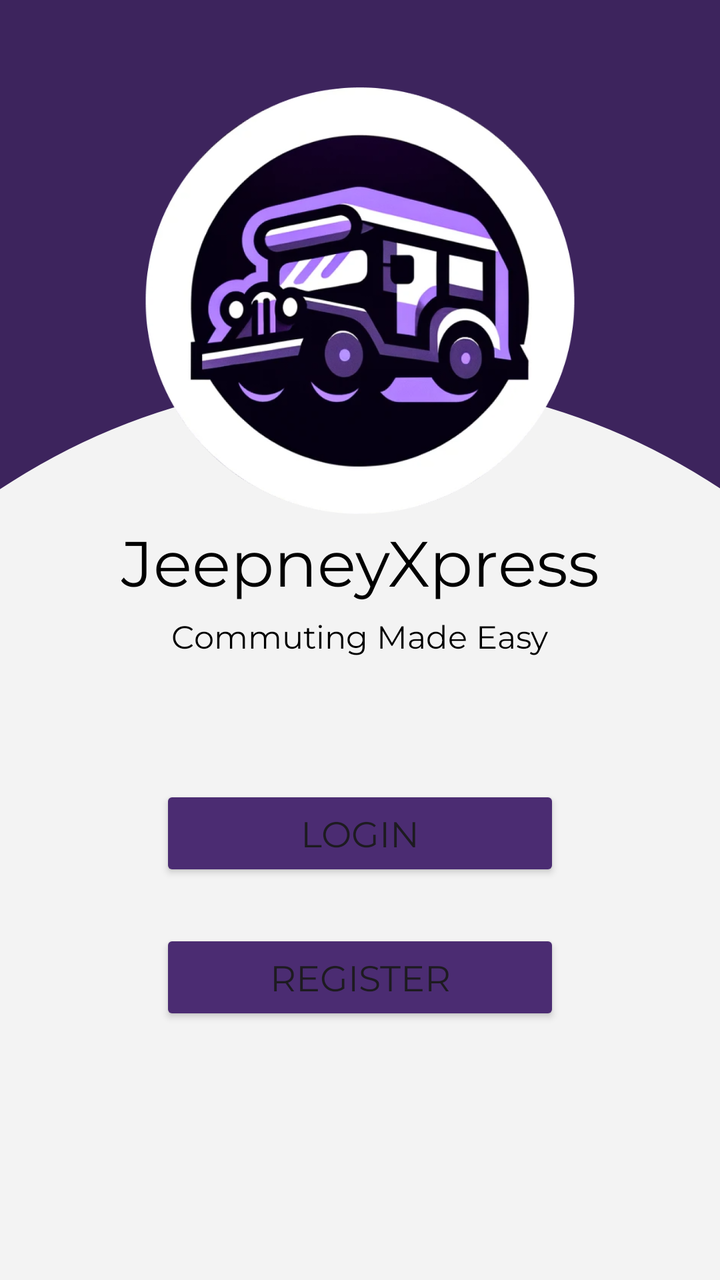
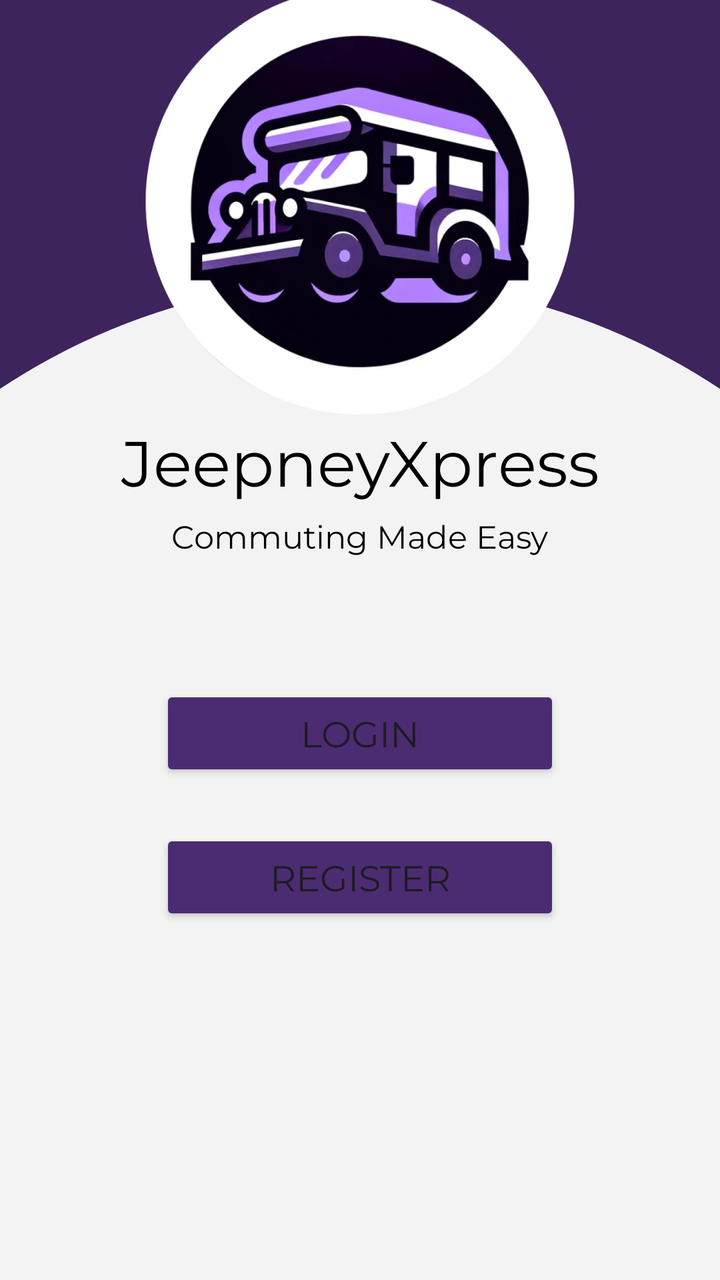

Compare the two renders of this Android layout. The source of the first and the diff that turns it into the second are given below.
<!-- AndroidManifest.xml: application theme Base.Theme.JeepneyXpress -->
<!-- res/layout/activity_main.xml -->
<?xml version="1.0" encoding="utf-8"?>
<androidx.constraintlayout.widget.ConstraintLayout xmlns:android="http://schemas.android.com/apk/res/android"
    xmlns:app="http://schemas.android.com/apk/res-auto"
    xmlns:tools="http://schemas.android.com/tools"
    android:id="@+id/main"
    android:layout_width="match_parent"
    android:layout_height="match_parent"
    tools:context=".MainActivity">

    <LinearLayout
        android:layout_width="match_parent"
        android:layout_height="match_parent"
        android:background="@color/accent"
        android:orientation="vertical"
        app:layout_constraintBottom_toBottomOf="parent"
        app:layout_constraintEnd_toEndOf="parent"
        app:layout_constraintStart_toStartOf="parent"
        app:layout_constraintTop_toTopOf="parent">

        <androidx.constraintlayout.widget.ConstraintLayout
            android:layout_width="match_parent"
            android:layout_height="match_parent">

            <androidx.constraintlayout.widget.ConstraintLayout
                android:layout_width="match_parent"
                android:layout_height="match_parent"
                app:layout_constraintBottom_toBottomOf="parent"
                app:layout_constraintEnd_toEndOf="parent"
                app:layout_constraintStart_toStartOf="parent"
                app:layout_constraintTop_toTopOf="parent">

                <LinearLayout
                    android:id="@+id/linearLayout2"
                    android:layout_width="650dp"
                    android:layout_height="450dp"
                    android:background="@drawable/rectangle"
                    android:orientation="vertical"
                    app:layout_constraintBottom_toBottomOf="parent"
                    app:layout_constraintEnd_toEndOf="parent"
                    app:layout_constraintStart_toStartOf="parent">

                </LinearLayout>

                <LinearLayout
                    android:id="@+id/linearLayout"
                    android:layout_width="match_parent"
                    android:layout_height="wrap_content"
                    android:layout_marginTop="-150dp"
                    android:orientation="horizontal"
                    app:layout_constraintEnd_toEndOf="parent"
                    app:layout_constraintStart_toStartOf="parent"
                    app:layout_constraintTop_toTopOf="@+id/linearLayout2">

                    <ImageView
                        android:id="@+id/imageView2"
                        android:layout_width="0dp"
                        android:layout_height="220dp"
                        android:layout_weight="1"
                        android:adjustViewBounds="true"
                        android:maxHeight="200dp"
                        android:scaleType="fitCenter"
                        app:srcCompat="@drawable/jeepneyxpress_logo" />
                </LinearLayout>

                <LinearLayout
                    android:id="@+id/linearLayout3"
                    android:layout_width="wrap_content"
                    android:layout_height="wrap_content"
                    android:orientation="horizontal"
                    app:layout_constraintEnd_toEndOf="parent"
                    app:layout_constraintStart_toStartOf="parent"
                    app:layout_constraintTop_toBottomOf="@+id/linearLayout">

                    <TextView
                        android:id="@+id/textView"
                        android:layout_width="wrap_content"
                        android:layout_height="wrap_content"
                        android:layout_weight="1"
                        android:textColor="@color/black"
                        android:fontFamily="@font/montserrat_regular"
                        android:text="@string/app_name"
                        android:textSize="32sp" />

                </LinearLayout>

                <LinearLayout
                    android:id="@+id/linearLayout4"
                    android:layout_width="wrap_content"
                    android:layout_height="wrap_content"
                    android:layout_marginTop="6dp"
                    android:orientation="horizontal"
                    app:layout_constraintEnd_toEndOf="parent"
                    app:layout_constraintStart_toStartOf="parent"
                    app:layout_constraintTop_toBottomOf="@+id/linearLayout3">

                    <TextView
                        android:id="@+id/textView3"
                        android:layout_width="wrap_content"
                        android:layout_height="wrap_content"
                        android:layout_weight="1"
                        android:textColor="@color/black"
                        android:text="@string/app_description"
                        android:textSize="16sp" />
                </LinearLayout>

                <LinearLayout
                    android:id="@+id/linearLayout5"
                    android:layout_width="200dp"
                    android:layout_height="wrap_content"
                    android:layout_marginTop="64dp"
                    android:orientation="horizontal"
                    app:layout_constraintEnd_toEndOf="parent"
                    app:layout_constraintStart_toStartOf="parent"
                    app:layout_constraintTop_toBottomOf="@+id/linearLayout4">

                    <Button
                        android:id="@+id/button"
                        android:layout_width="wrap_content"
                        android:layout_height="wrap_content"
                        android:layout_weight="1"
                        android:textSize="18sp"
                        android:backgroundTint="@color/button_color"
                        android:text="@string/login" />
                </LinearLayout>

                <LinearLayout
                    android:layout_width="200dp"
                    android:layout_height="wrap_content"
                    android:layout_marginTop="24dp"
                    android:orientation="horizontal"
                    app:layout_constraintEnd_toEndOf="parent"
                    app:layout_constraintStart_toStartOf="parent"
                    app:layout_constraintTop_toBottomOf="@+id/linearLayout5">

                    <Button
                        android:id="@+id/button2"
                        android:layout_width="wrap_content"
                        android:layout_height="wrap_content"
                        android:layout_weight="1"
                        android:textSize="18sp"
                        android:backgroundTint="@color/button_color"
                        android:text="@string/register" />
                </LinearLayout>

            </androidx.constraintlayout.widget.ConstraintLayout>
        </androidx.constraintlayout.widget.ConstraintLayout>
    </LinearLayout>
</androidx.constraintlayout.widget.ConstraintLayout>
<!-- resources referenced by this layout -->
<resources>
  <color name="accent">#3D245D</color>
  <color name="black">#FF000000</color>
  <color name="button_color">#4B2C72</color>
  <!-- drawable jeepneyxpress_logo: png bitmap (drawable, 274584 bytes) -->
  <!-- drawable rectangle (drawable) -->
  <?xml version="1.0" encoding="utf-8"?>
  <shape xmlns:android="http://schemas.android.com/apk/res/android">
      <corners android:topLeftRadius="500dp" android:topRightRadius="500dp"/>
      <solid android:color="@color/primary"/>
  </shape>
  <string name="app_description">Commuting Made Easy</string>
  <string name="app_name">JeepneyXpress</string>
  <string name="login">Login</string>
  <string name="register">Register</string>
  <style name="Base.Theme.JeepneyXpress" parent="Theme.Material3.DayNight.NoActionBar">
          <item name="android:fontFamily"> @font/montserrat_regular </item>
          
          
      </style>
  <color name="primary">#F3F3F3</color>
</resources>

<!-- the commit's change to res/layout/activity_main.xml (unified diff, before → after) -->
@@ -31,14 +31,21 @@
 
                 <LinearLayout
                     android:id="@+id/linearLayout2"
-                    android:layout_width="650dp"
-                    android:layout_height="450dp"
+                    android:layout_width="match_parent"
+                    android:layout_height="500dp"
                     android:background="@drawable/rectangle"
                     android:orientation="vertical"
                     app:layout_constraintBottom_toBottomOf="parent"
                     app:layout_constraintEnd_toEndOf="parent"
                     app:layout_constraintStart_toStartOf="parent">
 
+                    <LinearLayout
+                        android:layout_width="650dp"
+                        android:layout_height="match_parent"
+                        android:layout_gravity="center"
+                        android:background="@drawable/rectangle"
+                        android:orientation="horizontal">
+                    </LinearLayout>
                 </LinearLayout>
 
                 <LinearLayout
